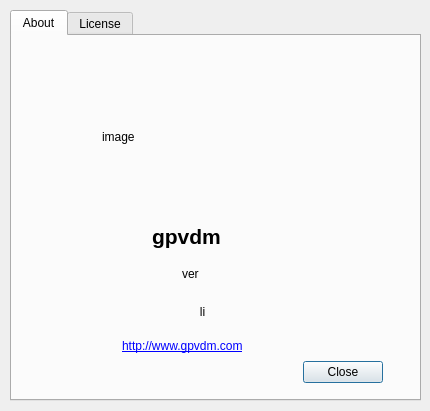
Before: the Qt Designer form ui/about.ui in xj361685640/gpvdm, drawn with Qt 5.
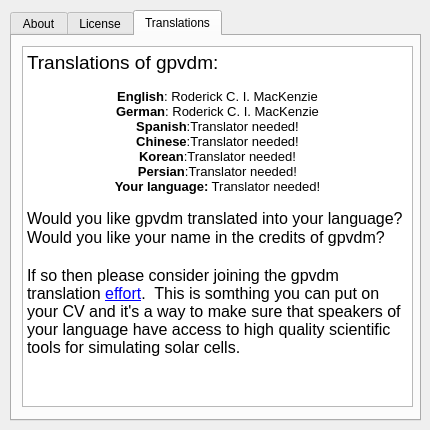
After: the same form once the commit is applied. The open tabs and pages were chosen to show the change.

Commit message: more translation chagnes to the code

```diff
--- a/ui/about.ui
+++ b/ui/about.ui
@@ -7,7 +7,7 @@
     <x>0</x>
     <y>0</y>
     <width>430</width>
-    <height>411</height>
+    <height>430</height>
    </rect>
   </property>
   <property name="windowTitle">
@@ -19,7 +19,7 @@
      <x>10</x>
      <y>10</y>
      <width>411</width>
-     <height>391</height>
+     <height>411</height>
     </rect>
    </property>
    <property name="currentIndex">
@@ -74,10 +74,10 @@
     <widget class="QLabel" name="ver">
      <property name="geometry">
       <rect>
-       <x>170</x>
+       <x>70</x>
        <y>230</y>
-       <width>61</width>
-       <height>15</height>
+       <width>301</width>
+       <height>21</height>
       </rect>
      </property>
      <property name="text">
@@ -157,6 +157,41 @@
      </property>
     </widget>
    </widget>
+   <widget class="QWidget" name="tab_3">
+    <attribute name="title">
+     <string>Translations</string>
+    </attribute>
+    <widget class="QTextEdit" name="textEdit_2">
+     <property name="geometry">
+      <rect>
+       <x>10</x>
+       <y>10</y>
+       <width>391</width>
+       <height>361</height>
+      </rect>
+     </property>
+     <property name="html">
+      <string>&lt;!DOCTYPE HTML PUBLIC &quot;-//W3C//DTD HTML 4.0//EN&quot; &quot;http://www.w3.org/TR/REC-html40/strict.dtd&quot;&gt;
+&lt;html&gt;&lt;head&gt;&lt;meta name=&quot;qrichtext&quot; content=&quot;1&quot; /&gt;&lt;style type=&quot;text/css&quot;&gt;
+p, li { white-space: pre-wrap; }
+&lt;/style&gt;&lt;/head&gt;&lt;body style=&quot; font-family:'Sans'; font-size:10pt; font-weight:400; font-style:normal;&quot;&gt;
+&lt;p style=&quot; margin-top:0px; margin-bottom:0px; margin-left:0px; margin-right:0px; -qt-block-indent:0; text-indent:0px;&quot;&gt;&lt;span style=&quot; font-size:14pt;&quot;&gt;Translations of gpvdm:&lt;/span&gt;&lt;/p&gt;
+&lt;p style=&quot;-qt-paragraph-type:empty; margin-top:0px; margin-bottom:0px; margin-left:0px; margin-right:0px; -qt-block-indent:0; text-indent:0px;&quot;&gt;&lt;br /&gt;&lt;/p&gt;
+&lt;p align=&quot;center&quot; style=&quot; margin-top:0px; margin-bottom:0px; margin-left:0px; margin-right:0px; -qt-block-indent:0; text-indent:0px;&quot;&gt;&lt;span style=&quot; font-weight:600;&quot;&gt;English&lt;/span&gt;: Roderick C. I. MacKenzie&lt;/p&gt;
+&lt;p align=&quot;center&quot; style=&quot; margin-top:0px; margin-bottom:0px; margin-left:0px; margin-right:0px; -qt-block-indent:0; text-indent:0px;&quot;&gt;&lt;span style=&quot; font-weight:600;&quot;&gt;German&lt;/span&gt;: Roderick C. I. MacKenzie&lt;/p&gt;
+&lt;p align=&quot;center&quot; style=&quot; margin-top:0px; margin-bottom:0px; margin-left:0px; margin-right:0px; -qt-block-indent:0; text-indent:0px;&quot;&gt;&lt;span style=&quot; font-weight:600;&quot;&gt;Spanish&lt;/span&gt;:Translator needed!&lt;/p&gt;
+&lt;p align=&quot;center&quot; style=&quot; margin-top:0px; margin-bottom:0px; margin-left:0px; margin-right:0px; -qt-block-indent:0; text-indent:0px;&quot;&gt;&lt;span style=&quot; font-weight:600;&quot;&gt;Chinese&lt;/span&gt;:Translator needed!&lt;/p&gt;
+&lt;p align=&quot;center&quot; style=&quot; margin-top:0px; margin-bottom:0px; margin-left:0px; margin-right:0px; -qt-block-indent:0; text-indent:0px;&quot;&gt;&lt;span style=&quot; font-weight:600;&quot;&gt;Korean&lt;/span&gt;:Translator needed!&lt;/p&gt;
+&lt;p align=&quot;center&quot; style=&quot; margin-top:0px; margin-bottom:0px; margin-left:0px; margin-right:0px; -qt-block-indent:0; text-indent:0px;&quot;&gt;&lt;span style=&quot; font-weight:600;&quot;&gt;Persian&lt;/span&gt;:Translator needed!&lt;/p&gt;
+&lt;p align=&quot;center&quot; style=&quot; margin-top:0px; margin-bottom:0px; margin-left:0px; margin-right:0px; -qt-block-indent:0; text-indent:0px;&quot;&gt;&lt;span style=&quot; font-weight:600;&quot;&gt;Your language:&lt;/span&gt; Translator needed!&lt;/p&gt;
+&lt;p style=&quot;-qt-paragraph-type:empty; margin-top:0px; margin-bottom:0px; margin-left:0px; margin-right:0px; -qt-block-indent:0; text-indent:0px;&quot;&gt;&lt;br /&gt;&lt;/p&gt;
+&lt;p style=&quot; margin-top:0px; margin-bottom:0px; margin-left:0px; margin-right:0px; -qt-block-indent:0; text-indent:0px;&quot;&gt;&lt;span style=&quot; font-size:12pt;&quot;&gt;Would you like gpvdm translated into your language?&lt;/span&gt;&lt;/p&gt;
+&lt;p style=&quot; margin-top:0px; margin-bottom:0px; margin-left:0px; margin-right:0px; -qt-block-indent:0; text-indent:0px;&quot;&gt;&lt;span style=&quot; font-size:12pt;&quot;&gt;Would you like your name in the credits of gpvdm?&lt;/span&gt;&lt;/p&gt;
+&lt;p style=&quot;-qt-paragraph-type:empty; margin-top:0px; margin-bottom:0px; margin-left:0px; margin-right:0px; -qt-block-indent:0; text-indent:0px; font-size:12pt;&quot;&gt;&lt;br /&gt;&lt;/p&gt;
+&lt;p style=&quot; margin-top:0px; margin-bottom:0px; margin-left:0px; margin-right:0px; -qt-block-indent:0; text-indent:0px;&quot;&gt;&lt;span style=&quot; font-size:12pt;&quot;&gt;If so then please consider joining the gpvdm translation &lt;/span&gt;&lt;a href=&quot;https://gpvdm.com/translation.html&quot;&gt;&lt;span style=&quot; font-size:12pt; text-decoration: underline; color:#0000ff;&quot;&gt;effort&lt;/span&gt;&lt;/a&gt;&lt;span style=&quot; font-size:12pt;&quot;&gt;.  This is somthing you can put on your CV and it's a way to make sure that speakers of your language have access to high quality scientific tools for simulating solar cells.&lt;/span&gt;&lt;/p&gt;&lt;/body&gt;&lt;/html&gt;</string>
+     </property>
+    </widget>
+   </widget>
   </widget>
  </widget>
  <resources/>
```
Left out of the diff: 4 changed lines with no effect on the pictures. The commit also changes 12 other files.
